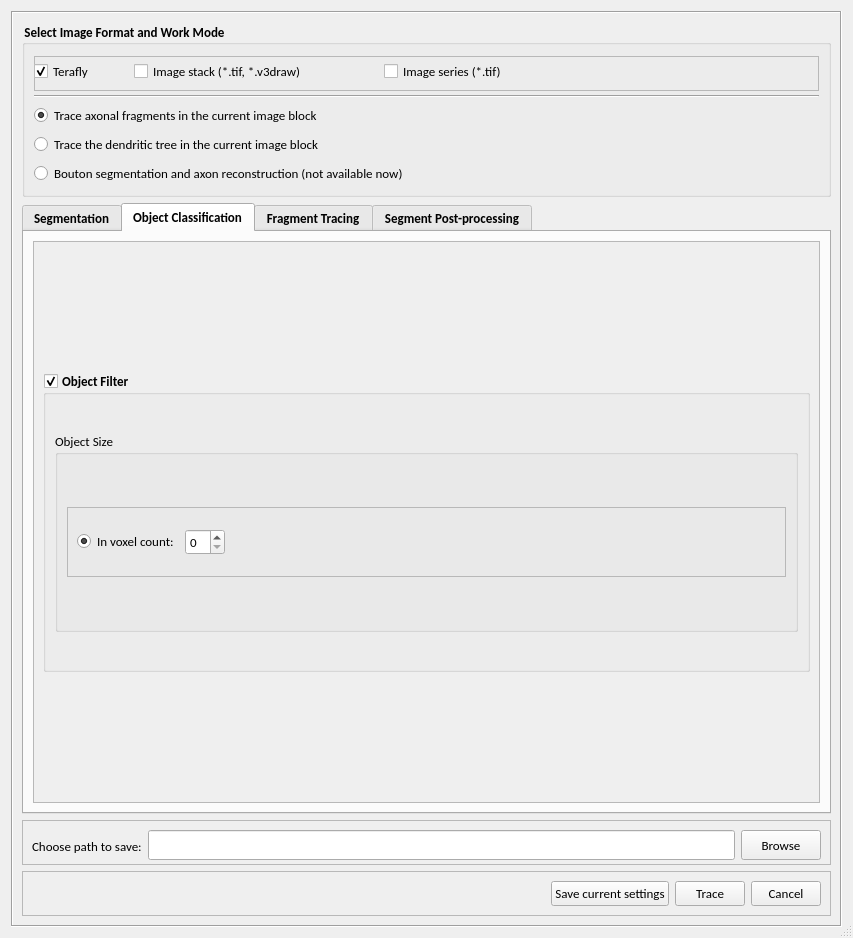
First picture: the form in hackathon/MK/Fragmented_autoTrace/fragmentedTraceUI.ui, repository Vaa3D/vaa3d_tools, before the edit.
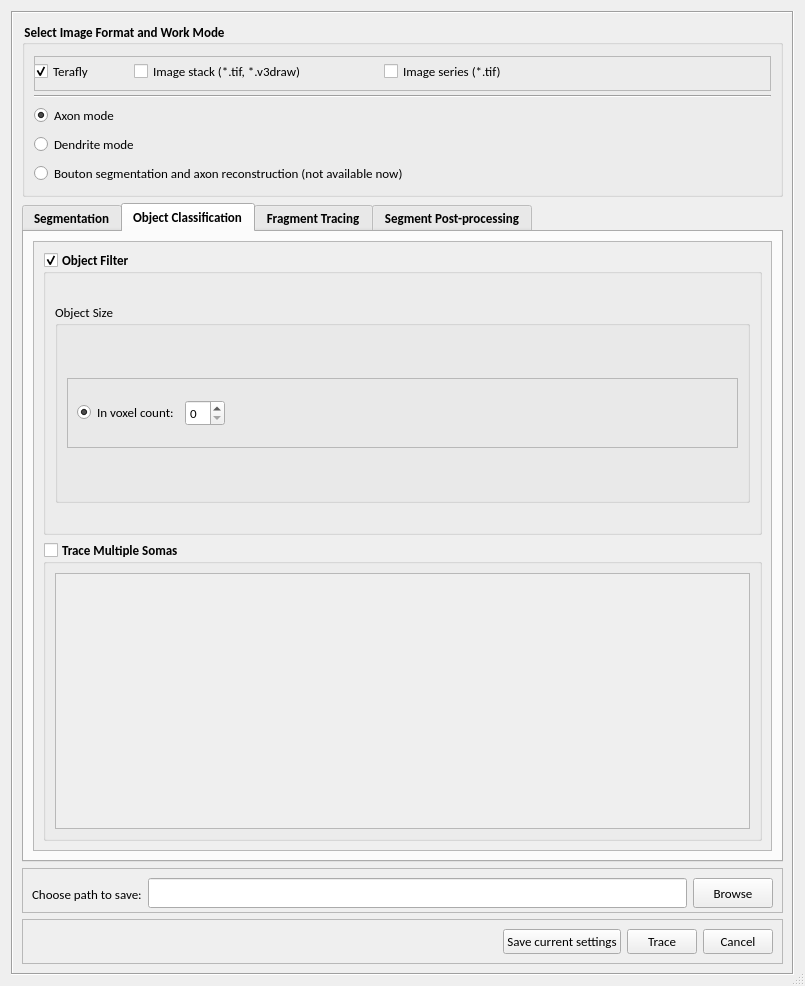
Second picture: the form after the edit. The open tabs and pages were chosen to show the change.

Commit message: FragTrace adapted marker selection interface

Patch:
```diff
--- a/hackathon/MK/Fragmented_autoTrace/fragmentedTraceUI.ui
+++ b/hackathon/MK/Fragmented_autoTrace/fragmentedTraceUI.ui
@@ -12,8 +12,8 @@
    <rect>
     <x>0</x>
     <y>0</y>
-    <width>853</width>
-    <height>938</height>
+    <width>805</width>
+    <height>986</height>
    </rect>
   </property>
   <property name="sizePolicy">
@@ -217,7 +217,7 @@
             </font>
            </property>
            <property name="text">
-            <string>Trace axonal fragments in the current image block</string>
+            <string>Axon mode</string>
            </property>
            <property name="checked">
             <bool>true</bool>
@@ -235,7 +235,7 @@
             </font>
            </property>
            <property name="text">
-            <string>Trace the dendritic tree in the current image block</string>
+            <string>Dendrite mode</string>
            </property>
           </widget>
          </item>
@@ -813,8 +813,8 @@
               <rect>
                <x>0</x>
                <y>0</y>
-               <width>777</width>
-               <height>538</height>
+               <width>729</width>
+               <height>586</height>
               </rect>
              </property>
              <layout class="QVBoxLayout" name="verticalLayout_23">
@@ -919,6 +919,42 @@
                 </layout>
                </widget>
               </item>
+              <item>
+               <widget class="QGroupBox" name="groupBox_15">
+                <property name="minimumSize">
+                 <size>
+                  <width>0</width>
+                  <height>200</height>
+                 </size>
+                </property>
+                <property name="maximumSize">
+                 <size>
+                  <width>16777215</width>
+                  <height>300</height>
+                 </size>
+                </property>
+                <property name="font">
+                 <font>
+                  <weight>75</weight>
+                  <bold>true</bold>
+                 </font>
+                </property>
+                <property name="title">
+                 <string>Trace Multiple Somas</string>
+                </property>
+                <property name="checkable">
+                 <bool>true</bool>
+                </property>
+                <property name="checked">
+                 <bool>false</bool>
+                </property>
+                <layout class="QVBoxLayout" name="verticalLayout_14">
+                 <item>
+                  <widget class="QListView" name="listView_2"/>
+                 </item>
+                </layout>
+               </widget>
+              </item>
              </layout>
             </widget>
            </widget>
```
Left out of the diff: 12 changed lines with no effect on the pictures. The commit also changes 1 other file.
